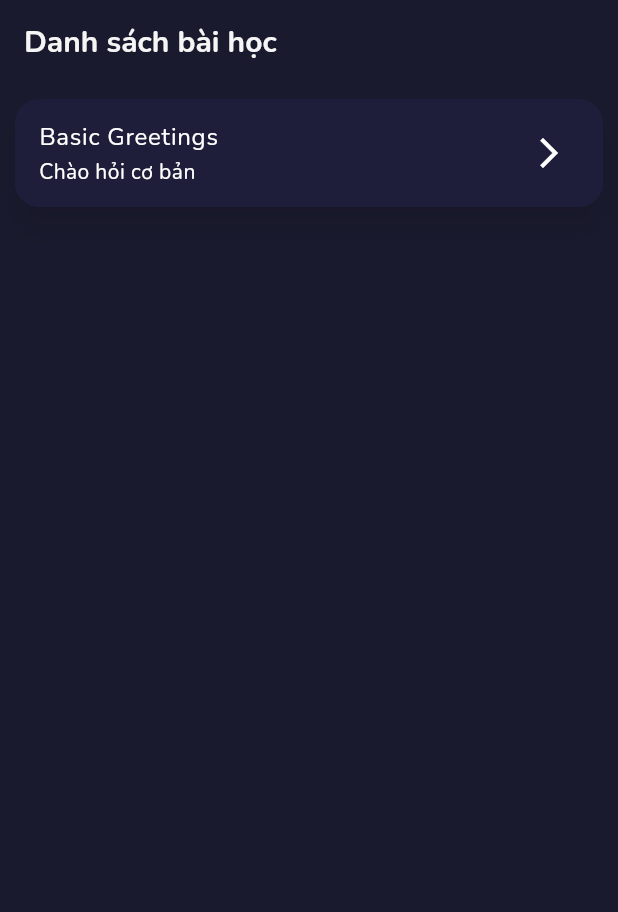
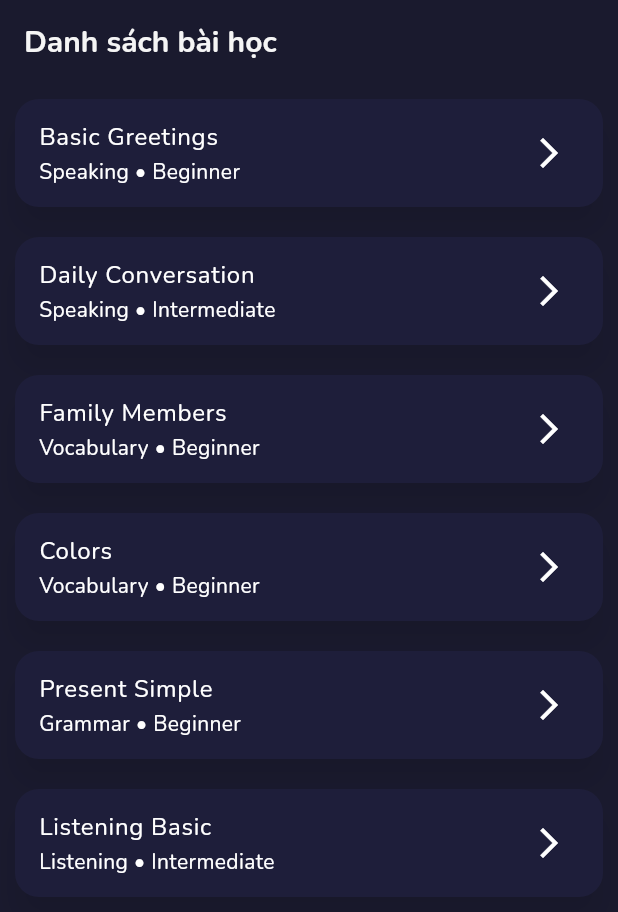
Before and after one commit to atus204/gkilan2, a Flutter app: the screen it shows after launch, on a phone screen of 412 x 824 dp. Shown: the top 912 px of the screen. Run offline on Flutter 3.47's test engine with Material 3 defaults, Android fonts, the phone set to English and light mode, and no system bars; our stand-ins replace google_fonts.

Commit message:
update project

```diff
--- a/english_lessons_app/lib/screens/lessons_list_screen.dart
+++ b/english_lessons_app/lib/screens/lessons_list_screen.dart
@@ -2,8 +2,11 @@ import 'package:flutter/material.dart';
 import '../models/lesson.dart';
 import 'lesson_detail_screen.dart';
 
-// 👉 DATA CÓ SẴN
+// =========================
+// 📚 DATA NHIỀU BÀI HỌC
+// =========================
 final List<Lesson> demoLessons = [
+  // 🟢 SPEAKING
   Lesson(
     id: "1",
     title: "Basic Greetings",
@@ -20,8 +23,8 @@ final List<Lesson> demoLessons = [
     objectives: ["Hello", "Hi", "How are you"],
     sections: [
       LessonSection(
-        title: "Hello",
-        content: "Dùng để chào hỏi",
+        title: "Greetings",
+        content: "Hello / Hi / Good morning",
         example: "Hello! How are you?",
         type: "theory",
       ),
@@ -31,10 +34,166 @@ final List<Lesson> demoLessons = [
     isPremium: false,
     progress: 0,
     publishedDate: "2026",
-    tags: ["basic"],
+    tags: ["speaking"],
+  ),
+
+  Lesson(
+    id: "2",
+    title: "Daily Conversation",
+    subtitle: "Hội thoại hàng ngày",
+    description: "Giao tiếp cơ bản trong cuộc sống",
+    level: "Intermediate",
+    category: "Speaking",
+    duration: "15 phút",
+    rating: 4.7,
+    totalReviews: 200,
+    totalStudents: 3500,
+    thumbnailUrl: "",
+    videoUrl: "",
+    objectives: ["Talk daily", "Ask questions"],
+    sections: [
+      LessonSection(
+        title: "Conversation",
+        content: "How are you? I'm fine",
+        example: "What are you doing?",
+        type: "conversation",
+      ),
+    ],
+    instructor: "Teacher John",
+    instructorAvatar: "",
+    isPremium: false,
+    progress: 0,
+    publishedDate: "2026",
+    tags: ["speaking"],
+  ),
+
+  // 🔵 VOCABULARY
+  Lesson(
+    id: "3",
+    title: "Family Members",
+    subtitle: "Thành viên gia đình",
+    description: "Từ vựng về gia đình",
+    level: "Beginner",
+    category: "Vocabulary",
+    duration: "12 phút",
+    rating: 4.6,
+    totalReviews: 150,
+    totalStudents: 2200,
+    thumbnailUrl: "",
+    videoUrl: "",
+    objectives: ["Father", "Mother", "Brother"],
+    sections: [
+      LessonSection(
+        title: "Family",
+        content: "Father, Mother, Brother, Sister",
+        example: "My father is a doctor",
+        type: "vocabulary",
+      ),
+    ],
+    instructor: "Teacher Mary",
+    instructorAvatar: "",
+    isPremium: false,
+    progress: 0,
+    publishedDate: "2026",
+    tags: ["vocabulary"],
+  ),
+
+  Lesson(
+    id: "4",
+    title: "Colors",
+    subtitle: "Màu sắc",
+    description: "Học màu sắc cơ bản",
+    level: "Beginner",
+    category: "Vocabulary",
+    duration: "10 phút",
+    rating: 4.5,
+    totalReviews: 90,
+    totalStudents: 1800,
+    thumbnailUrl: "",
+    videoUrl: "",
+    objectives: ["Red", "Blue", "Green"],
+    sections: [
+      LessonSection(
+        title: "Colors",
+        content: "Red, Blue, Green, Yellow",
+        example: "The sky is blue",
+        type: "theory",
+      ),
+    ],
+    instructor: "Teacher Tom",
+    instructorAvatar: "",
+    isPremium: false,
+    progress: 0,
+    publishedDate: "2026",
+    tags: ["vocabulary"],
+  ),
+
+  // 🟣 GRAMMAR
+  Lesson(
+    id: "5",
+    title: "Present Simple",
+    subtitle: "Thì hiện tại đơn",
+    description: "Ngữ pháp cơ bản",
+    level: "Beginner",
+    category: "Grammar",
+    duration: "20 phút",
+    rating: 4.9,
+    totalReviews: 300,
+    totalStudents: 5000,
+    thumbnailUrl: "",
+    videoUrl: "",
+    objectives: ["Hiểu thì hiện tại đơn"],
+    sections: [
+      LessonSection(
+        title: "Structure",
+        content: "S + V(s/es)",
+        example: "She goes to school",
+        type: "grammar",
+      ),
+    ],
+    instructor: "Teacher David",
+    instructorAvatar: "",
+    isPremium: false,
+    progress: 0,
+    publishedDate: "2026",
+    tags: ["grammar"],
+  ),
+
+  // 🟠 LISTENING
+  Lesson(
+    id: "6",
+    title: "Listening Basic",
+    subtitle: "Nghe cơ bản",
+    description: "Luyện kỹ năng nghe",
+    level: "Intermediate",
+    category: "Listening",
+    duration: "25 phút",
+    rating: 4.7,
+    totalReviews: 180,
+    totalStudents: 2600,
+    thumbnailUrl: "",
+    videoUrl: "",
+    objectives: ["Nghe hiểu câu đơn giản"],
+    sections: [
+      LessonSection(
+        title: "Practice",
+        content: "Listen and repeat",
+        example: "Hello, how are you?",
+        type: "listening",
+      ),
+    ],
+    instructor: "Teacher Lisa",
+    instructorAvatar: "",
+    isPremium: false,
+    progress: 0,
+    publishedDate: "2026",
+    tags: ["listening"],
   ),
 ];
 
+// =========================
+// 📱 UI
+// =========================
 class LessonsListScreen extends StatelessWidget {
   const LessonsListScreen({super.key});
 
@@ -52,7 +211,7 @@ class LessonsListScreen extends StatelessWidget {
             margin: const EdgeInsets.all(10),
             child: ListTile(
               title: Text(lesson.title),
-              subtitle: Text(lesson.subtitle),
+              subtitle: Text("${lesson.category} • ${lesson.level}"),
               trailing: const Icon(Icons.arrow_forward_ios),
 
               // 🔥 CLICK XEM CHI TIẾT
```
